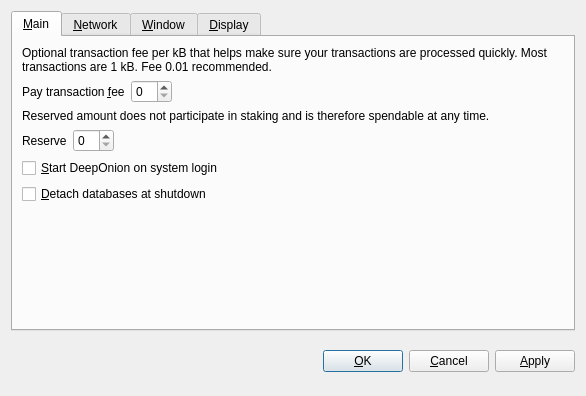
This is src/qt/forms/optionsdialog.ui in deeponion/deeponion-legacy as Qt 5 draws it before an edit. The edited form follows.
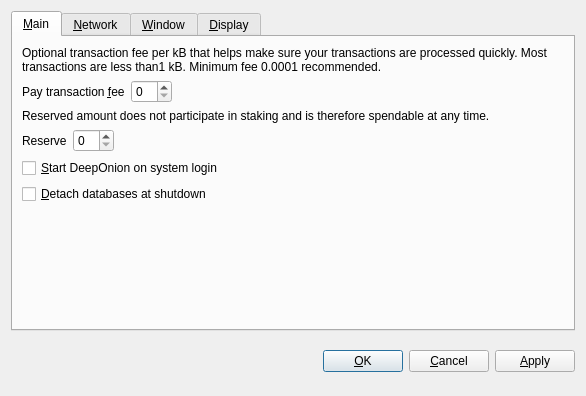
This is the edited form. The open tabs and pages were chosen to show the change. Custom widgets are drawn as their Qt base class.

Patch:
```diff
--- a/src/qt/forms/optionsdialog.ui
+++ b/src/qt/forms/optionsdialog.ui
@@ -36,7 +36,7 @@
        <item>
         <widget class="QLabel" name="transactionFeeInfoLabel">
          <property name="text">
-          <string>Optional transaction fee per kB that helps make sure your transactions are processed quickly. Most transactions are 1 kB. Fee 0.01 recommended.</string>
+          <string>Optional transaction fee per kB that helps make sure your transactions are processed quickly. Most transactions are less than1 kB. Minimum fee 0.0001 recommended.</string>
          </property>
          <property name="textFormat">
           <enum>Qt::PlainText</enum>
```
Left out of the diff: 8 changed lines with no effect on the pictures.
